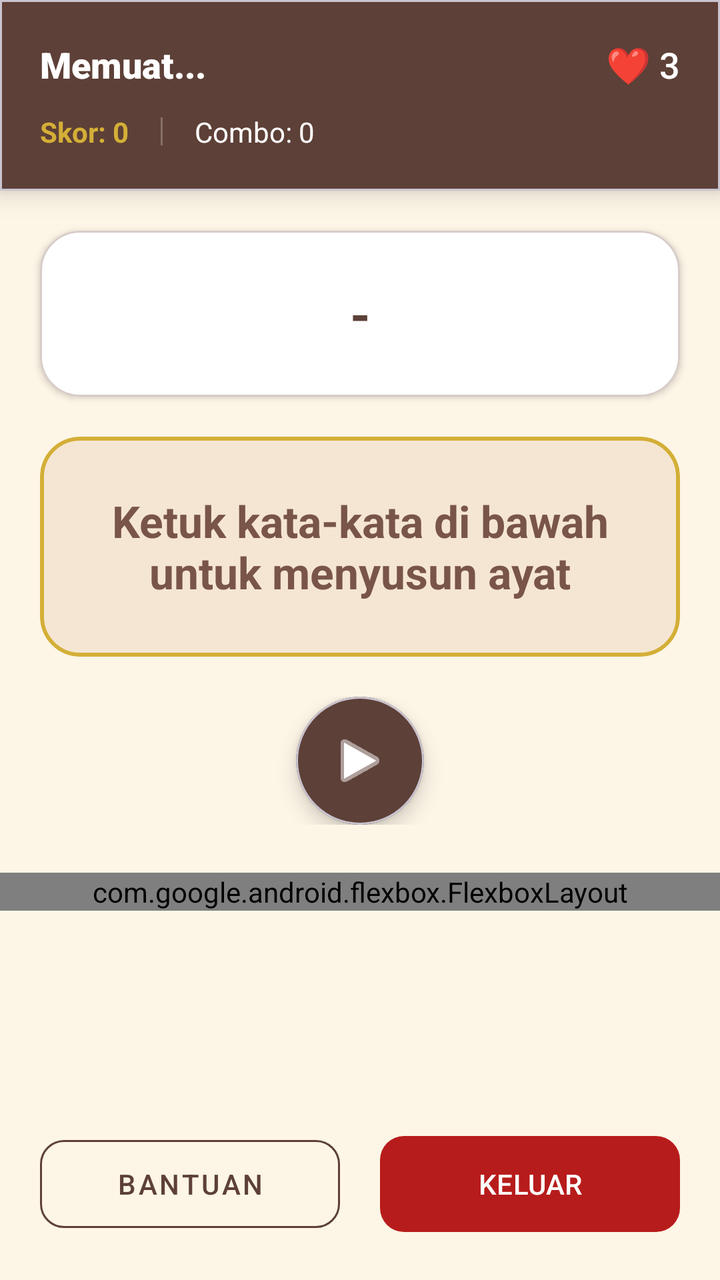
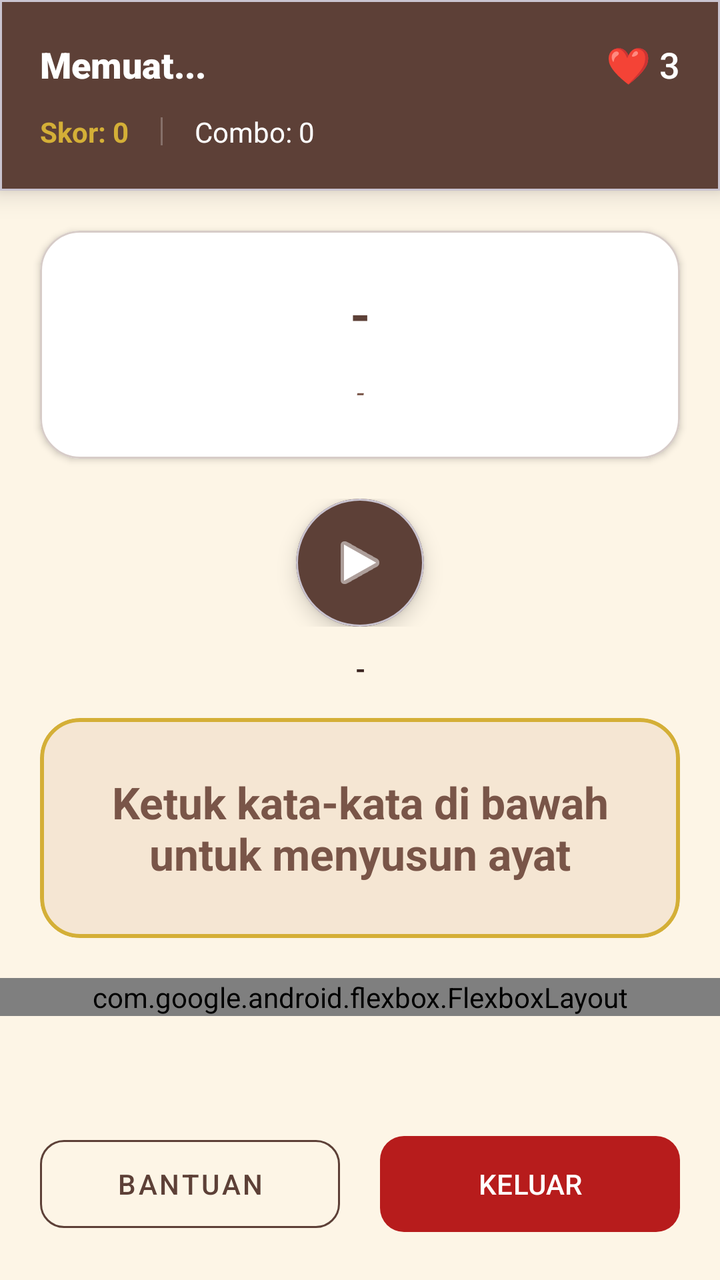

Screens rendered from an Android XML layout before and after an edit, with the pre-edit source and the edit as a unified diff.
<!-- AndroidManifest.xml: application theme Theme.SambungAyat -->
<!-- res/layout/activity_main.xml -->
<?xml version="1.0" encoding="utf-8"?>
<RelativeLayout xmlns:android="http://schemas.android.com/apk/res/android"
    xmlns:app="http://schemas.android.com/apk/res-auto"
    android:layout_width="match_parent"
    android:layout_height="match_parent"
    android:background="@color/background">

    
    <com.google.android.material.card.MaterialCardView
        android:id="@+id/cardHeader"
        android:layout_width="match_parent"
        android:layout_height="wrap_content"
        app:cardBackgroundColor="@color/primary"
        app:cardCornerRadius="0dp"
        app:cardElevation="8dp">

        <RelativeLayout
            android:layout_width="match_parent"
            android:layout_height="wrap_content"
            android:padding="20dp">

            <TextView
                android:id="@+id/tvSurahInfo"
                android:layout_width="wrap_content"
                android:layout_height="wrap_content"
                android:fontFamily="sans-serif-black"
                android:text="Memuat..."
                android:textColor="#FFFFFF"
                android:textSize="18sp" />

            <TextView
                android:id="@+id/tvNyawa"
                android:layout_width="wrap_content"
                android:layout_height="wrap_content"
                android:layout_alignParentEnd="true"
                android:fontFamily="sans-serif-medium"
                android:text="❤️ 3"
                android:textColor="#FFFFFF"
                android:textSize="18sp" />

            <LinearLayout
                android:layout_width="match_parent"
                android:layout_height="wrap_content"
                android:layout_below="@id/tvSurahInfo"
                android:layout_marginTop="12dp"
                android:gravity="center_vertical"
                android:orientation="horizontal">

                <TextView
                    android:id="@+id/tvScore"
                    android:layout_width="wrap_content"
                    android:layout_height="wrap_content"
                    android:text="Skor: 0"
                    android:textColor="@color/secondary"
                    android:textStyle="bold" />

                <View
                    android:layout_width="1dp"
                    android:layout_height="14dp"
                    android:layout_marginHorizontal="16dp"
                    android:background="#40FFFFFF" />

                <TextView
                    android:id="@+id/tvComboStreak"
                    android:layout_width="wrap_content"
                    android:layout_height="wrap_content"
                    android:text="Combo: 0"
                    android:textColor="#FFFFFF" />
            </LinearLayout>
        </RelativeLayout>
    </com.google.android.material.card.MaterialCardView>

    <androidx.core.widget.NestedScrollView
        android:layout_width="match_parent"
        android:layout_height="match_parent"
        android:layout_below="@id/cardHeader"
        android:layout_above="@id/layoutAksiBawah"
        android:fillViewport="true">

        <LinearLayout
            android:layout_width="match_parent"
            android:layout_height="wrap_content"
            android:orientation="vertical"
            android:paddingBottom="20dp">

            
            <com.google.android.material.card.MaterialCardView
                android:id="@+id/cardSoalArab"
                android:layout_width="match_parent"
                android:layout_height="wrap_content"
                android:layout_marginHorizontal="20dp"
                android:layout_marginTop="20dp"
                app:cardBackgroundColor="@color/white"
                app:cardCornerRadius="20dp"
                app:cardElevation="2dp"
                app:strokeColor="@color/border_subtle"
                app:strokeWidth="1dp">

                <LinearLayout
                    android:layout_width="match_parent"
                    android:layout_height="wrap_content"
                    android:orientation="vertical"
                    android:padding="24dp"
                    android:gravity="center">

                    <TextView
                        android:id="@+id/tvSoalArab"
                        android:layout_width="match_parent"
                        android:layout_height="wrap_content"
                        android:gravity="center"
                        android:text="-"
                        android:textColor="@color/primary"
                        android:textSize="26sp"
                        android:textStyle="bold"
                        android:textDirection="rtl" />
                </LinearLayout>
            </com.google.android.material.card.MaterialCardView>

            
            <com.google.android.material.card.MaterialCardView
                android:id="@+id/dropZoneCard"
                android:layout_width="match_parent"
                android:layout_height="wrap_content"
                android:minHeight="110dp"
                android:layout_margin="20dp"
                app:cardBackgroundColor="@color/surface_variant"
                app:cardCornerRadius="20dp"
                app:strokeColor="@color/secondary"
                app:strokeWidth="2dp">

                <TextView
                    android:id="@+id/tvHasilSusunan"
                    android:layout_width="match_parent"
                    android:layout_height="wrap_content"
                    android:minHeight="110dp"
                    android:gravity="center"
                    android:padding="16dp"
                    android:hint="Ketuk kata-kata di bawah untuk menyusun ayat"
                    android:textColor="@color/primary"
                    android:textColorHint="@color/text_variant"
                    android:textSize="22sp"
                    android:textStyle="bold"
                    android:textDirection="rtl" />
            </com.google.android.material.card.MaterialCardView>

            
            <LinearLayout
                android:id="@+id/layoutAudio"
                android:layout_width="match_parent"
                android:layout_height="wrap_content"
                android:gravity="center"
                android:layout_marginBottom="24dp">
                <com.google.android.material.card.MaterialCardView
                    android:layout_width="64dp"
                    android:layout_height="64dp"
                    app:cardBackgroundColor="@color/primary"
                    app:cardCornerRadius="32dp"
                    app:cardElevation="6dp">
                    <ImageButton
                        android:id="@+id/btnPutarSuara"
                        android:layout_width="match_parent"
                        android:layout_height="match_parent"
                        android:background="?android:attr/selectableItemBackground"
                        android:src="@android:drawable/ic_media_play"
                        app:tint="@color/white" />
                </com.google.android.material.card.MaterialCardView>
            </LinearLayout>

            
            <ProgressBar
                android:id="@+id/progressBar"
                android:layout_width="wrap_content"
                android:layout_height="wrap_content"
                android:layout_gravity="center"
                android:layout_margin="20dp"
                android:visibility="gone" />

            
            <com.google.android.flexbox.FlexboxLayout
                android:id="@+id/layoutPilihanKata"
                android:layout_width="match_parent"
                android:layout_height="wrap_content"
                android:paddingHorizontal="20dp"
                app:flexWrap="wrap"
                app:justifyContent="center"
                app:flexDirection="row_reverse" />

        </LinearLayout>
    </androidx.core.widget.NestedScrollView>

    
    <LinearLayout
        android:id="@+id/layoutAksiBawah"
        android:layout_width="match_parent"
        android:layout_height="wrap_content"
        android:layout_alignParentBottom="true"
        android:padding="20dp"
        android:weightSum="2"
        android:background="@color/background">
        <com.google.android.material.button.MaterialButton
            android:id="@+id/btnHint"
            style="@style/Widget.MaterialComponents.Button.OutlinedButton"
            android:layout_width="0dp"
            android:layout_height="56dp"
            android:layout_marginEnd="10dp"
            android:layout_weight="1"
            android:text="BANTUAN"
            android:textColor="@color/primary"
            app:strokeColor="@color/primary"
            app:cornerRadius="12dp" />
        <com.google.android.material.button.MaterialButton
            android:id="@+id/btnMenyerah"
            android:layout_width="0dp"
            android:layout_height="56dp"
            android:layout_marginStart="10dp"
            android:layout_weight="1"
            android:text="KELUAR"
            app:backgroundTint="@color/error"
            app:cornerRadius="12dp" />
    </LinearLayout>
</RelativeLayout>
<!-- resources referenced by this layout -->
<resources>
  <color name="background">#FDF5E6</color>
  <color name="border_subtle">#D7CCC8</color>
  <color name="error">#B71C1C</color>
  <color name="primary">#5D4037</color>
  <color name="secondary">#D4AF37</color>
  <color name="surface_variant">#F5E6D3</color>
  <color name="text_variant">#795548</color>
  <color name="white">#FFFFFF</color>
  <style name="Theme.SambungAyat" parent="Base.Theme.SambungAyat" />
  <style name="Base.Theme.SambungAyat" parent="Theme.Material3.DayNight.NoActionBar">
          
          <item name="colorPrimary">@color/primary</item>
          <item name="colorOnPrimary">@color/white</item>
          <item name="colorPrimaryContainer">@color/primary_container</item>
          <item name="colorOnPrimaryContainer">@color/text_main</item>
  
          
          <item name="colorSecondary">@color/secondary</item>
          <item name="colorOnSecondary">@color/white</item>
  
          
          <item name="colorAccent">@color/primary</item>
          <item name="android:statusBarColor">@color/primary</item>
  
          
          <item name="materialButtonStyle">@style/Widget.Material3.Button</item>
      </style>
  <color name="primary_container">#EFEBE9</color>
  <color name="text_main">#3E2723</color>
</resources>

<!-- the commit's change to res/layout/activity_main.xml (unified diff, before → after) -->
@@ -5,7 +5,6 @@
     android:layout_height="match_parent"
     android:background="@color/background">
 
-    
     <com.google.android.material.card.MaterialCardView
         android:id="@+id/cardHeader"
         android:layout_width="match_parent"
@@ -83,7 +82,6 @@
             android:orientation="vertical"
             android:paddingBottom="20dp">
 
-            
             <com.google.android.material.card.MaterialCardView
                 android:id="@+id/cardSoalArab"
                 android:layout_width="match_parent"
@@ -113,16 +111,61 @@
                         android:textSize="26sp"
                         android:textStyle="bold"
                         android:textDirection="rtl" />
+
+                    <TextView
+                        android:id="@+id/tvArtiAyat"
+                        android:layout_width="match_parent"
+                        android:layout_height="wrap_content"
+                        android:layout_marginTop="12dp"
+                        android:gravity="center"
+                        android:text="-"
+                        android:textStyle="italic"
+                        android:textColor="@color/text_variant"
+                        android:textSize="14sp" />
                 </LinearLayout>
             </com.google.android.material.card.MaterialCardView>
 
-            
+            <LinearLayout
+                android:id="@+id/layoutAudio"
+                android:layout_width="match_parent"
+                android:layout_height="wrap_content"
+                android:gravity="center"
+                android:layout_marginTop="20dp"
+                android:layout_marginBottom="12dp">
+                <com.google.android.material.card.MaterialCardView
+                    android:layout_width="64dp"
+                    android:layout_height="64dp"
+                    app:cardCornerRadius="32dp"
+                    app:cardBackgroundColor="@color/primary"
+                    app:cardElevation="6dp">
+                    <ImageButton
+                        android:id="@+id/btnPutarSuara"
+                        android:layout_width="match_parent"
+                        android:layout_height="match_parent"
+                        android:background="?android:attr/selectableItemBackground"
+                        android:src="@android:drawable/ic_media_play"
+                        app:tint="@color/white" />
+                </com.google.android.material.card.MaterialCardView>
+            </LinearLayout>
+
+            <TextView
+                android:id="@+id/tvDetailAyat"
+                android:layout_width="match_parent"
+                android:layout_height="wrap_content"
+                android:layout_marginBottom="16dp"
+                android:gravity="center"
+                android:text="-"
+                android:textColor="@color/text_main"
+                android:textSize="13sp"
+                android:textStyle="bold" />
+
             <com.google.android.material.card.MaterialCardView
                 android:id="@+id/dropZoneCard"
                 android:layout_width="match_parent"
                 android:layout_height="wrap_content"
                 android:minHeight="110dp"
-                android:layout_margin="20dp"
+                android:layout_marginHorizontal="20dp"
+                android:layout_marginBottom="20dp"
                 app:cardBackgroundColor="@color/surface_variant"
                 app:cardCornerRadius="20dp"
                 app:strokeColor="@color/secondary"
@@ -143,30 +186,6 @@
                     android:textDirection="rtl" />
             </com.google.android.material.card.MaterialCardView>
 
-            
-            <LinearLayout
-                android:id="@+id/layoutAudio"
-                android:layout_width="match_parent"
-                android:layout_height="wrap_content"
-                android:gravity="center"
-                android:layout_marginBottom="24dp">
-                <com.google.android.material.card.MaterialCardView
-                    android:layout_width="64dp"
-                    android:layout_height="64dp"
-                    app:cardBackgroundColor="@color/primary"
-                    app:cardCornerRadius="32dp"
-                    app:cardElevation="6dp">
-                    <ImageButton
-                        android:id="@+id/btnPutarSuara"
-                        android:layout_width="match_parent"
-                        android:layout_height="match_parent"
-                        android:background="?android:attr/selectableItemBackground"
-                        android:src="@android:drawable/ic_media_play"
-                        app:tint="@color/white" />
-                </com.google.android.material.card.MaterialCardView>
-            </LinearLayout>
-
-            
             <ProgressBar
                 android:id="@+id/progressBar"
                 android:layout_width="wrap_content"
@@ -175,7 +194,6 @@
                 android:layout_margin="20dp"
                 android:visibility="gone" />
 
-            
             <com.google.android.flexbox.FlexboxLayout
                 android:id="@+id/layoutPilihanKata"
                 android:layout_width="match_parent"
@@ -188,7 +206,6 @@
         </LinearLayout>
     </androidx.core.widget.NestedScrollView>
 
-    
     <LinearLayout
         android:id="@+id/layoutAksiBawah"
         android:layout_width="match_parent"
<!-- resource entries referenced after the edit -->
@@ -6,6 +6,7 @@
   <color name="primary">#5D4037</color>
   <color name="secondary">#D4AF37</color>
   <color name="surface_variant">#F5E6D3</color>
+  <color name="text_main">#3E2723</color>
   <color name="text_variant">#795548</color>
   <color name="white">#FFFFFF</color>
   <style name="Theme.SambungAyat" parent="Base.Theme.SambungAyat" />
@@ -28,6 +29,5 @@
           <item name="materialButtonStyle">@style/Widget.Material3.Button</item>
       </style>
   <color name="primary_container">#EFEBE9</color>
-  <color name="text_main">#3E2723</color>
 </resources>
 
